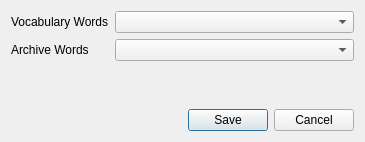
Qt form Forms/SynonymsDialog.ui (iatanasov77/qvocabulary) before a commit.
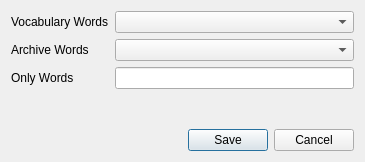
The same form after that commit.

Commit message: Add OnlyWords to Synonyms.

Patch:
```diff
--- a/Forms/SynonymsDialog.ui
+++ b/Forms/SynonymsDialog.ui
@@ -7,7 +7,7 @@
     <x>0</x>
     <y>0</y>
     <width>365</width>
-    <height>142</height>
+    <height>162</height>
    </rect>
   </property>
   <property name="windowTitle">
@@ -39,6 +39,16 @@
      <item row="1" column="1">
       <widget class="QComboBox" name="cbArchiveWords"/>
      </item>
+     <item row="2" column="0">
+      <widget class="QLabel" name="lblOnlyWords">
+       <property name="text">
+        <string>Only Words</string>
+       </property>
+      </widget>
+     </item>
+     <item row="2" column="1">
+      <widget class="QLineEdit" name="leOnlyWords"/>
+     </item>
     </layout>
    </item>
    <item>
```
The commit also changes 9 other files.
